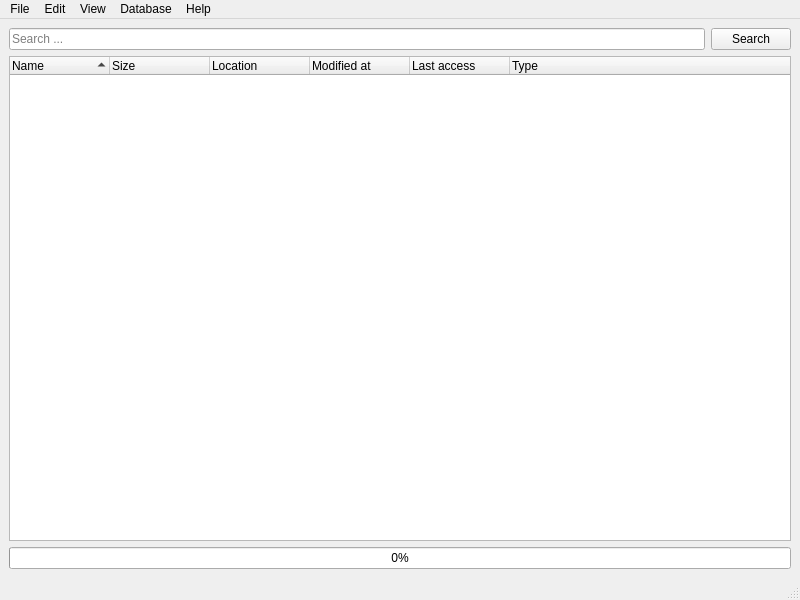
Qt form Araneus/UI/main_window.ui (416d72/araneus) before a commit.
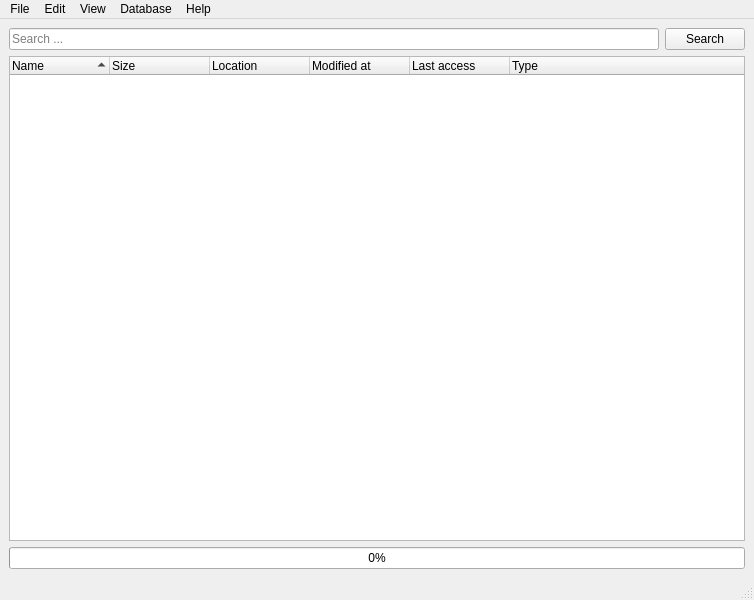
The same form after that commit. Icons and pictures are not drawn.

Commit message: Treewidget columns are now responsive with the result items' length.

What changed in the file:
```diff
--- a/Araneus/UI/main_window.ui
+++ b/Araneus/UI/main_window.ui
@@ -6,7 +6,7 @@
    <rect>
     <x>0</x>
     <y>0</y>
-    <width>800</width>
+    <width>754</width>
     <height>600</height>
    </rect>
   </property>
@@ -114,7 +114,7 @@
     <rect>
      <x>0</x>
      <y>0</y>
-     <width>800</width>
+     <width>754</width>
      <height>22</height>
     </rect>
    </property>
```
The commit also changes 1 other file.
